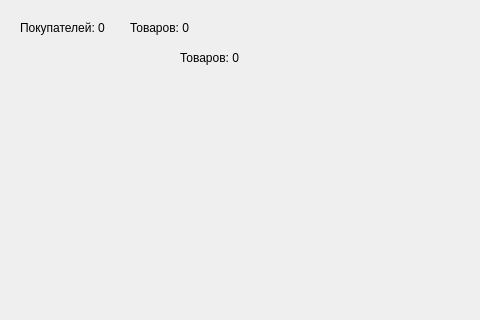
Daniil-PD/Database_management_system, file sourse/main_win.ui: the form before one commit; both pictures show x 0 to 480 and y 0 to 320 of the 800 by 600 pixel window.
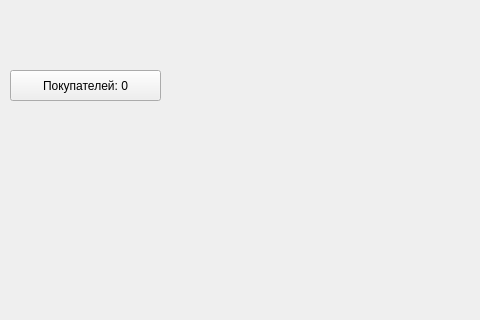
The form after the commit.

Commit message: Import SQL

```diff
--- a/sourse/main_win.ui
+++ b/sourse/main_win.ui
@@ -14,45 +14,19 @@
    <string>MainWindow</string>
   </property>
   <widget class="QWidget" name="centralwidget">
-   <widget class="QLabel" name="label_count_buyers">
+   <widget class="QPushButton" name="button_buyers">
     <property name="geometry">
      <rect>
-      <x>20</x>
-      <y>20</y>
-      <width>111</width>
-      <height>16</height>
+      <x>10</x>
+      <y>70</y>
+      <width>151</width>
+      <height>31</height>
      </rect>
     </property>
     <property name="text">
      <string>Покупателей: 0</string>
     </property>
    </widget>
-   <widget class="QLabel" name="label_count_goods">
-    <property name="geometry">
-     <rect>
-      <x>180</x>
-      <y>50</y>
-      <width>111</width>
-      <height>16</height>
-     </rect>
-    </property>
-    <property name="text">
-     <string>Товаров: 0</string>
-    </property>
-   </widget>
-   <widget class="QLabel" name="label_count_products">
-    <property name="geometry">
-     <rect>
-      <x>130</x>
-      <y>20</y>
-      <width>111</width>
-      <height>16</height>
-     </rect>
-    </property>
-    <property name="text">
-     <string>Товаров: 0</string>
-    </property>
-   </widget>
   </widget>
   <widget class="QMenuBar" name="menubar">
    <property name="geometry">
```
Left out of the diff: 2 changed lines with no effect on the pictures. The commit also changes 2 other files.
